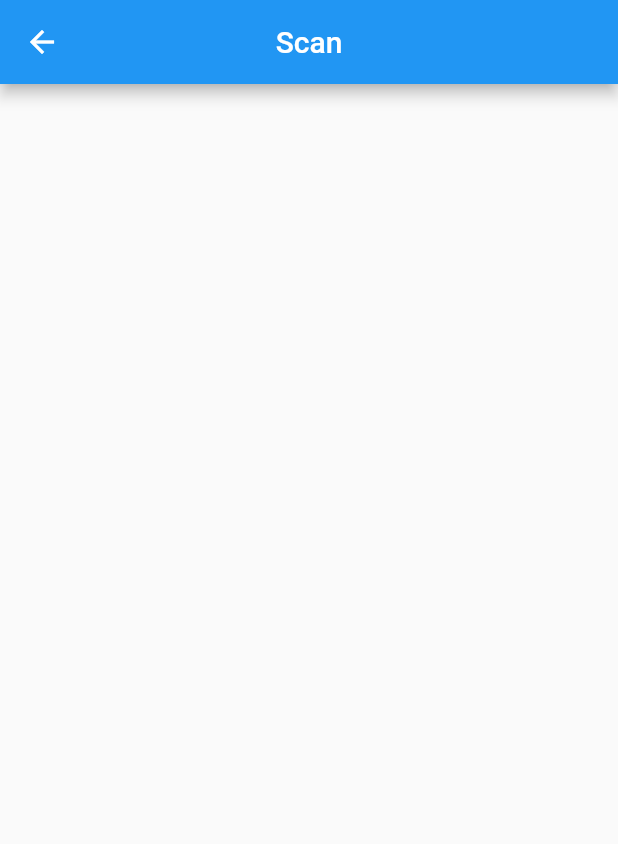
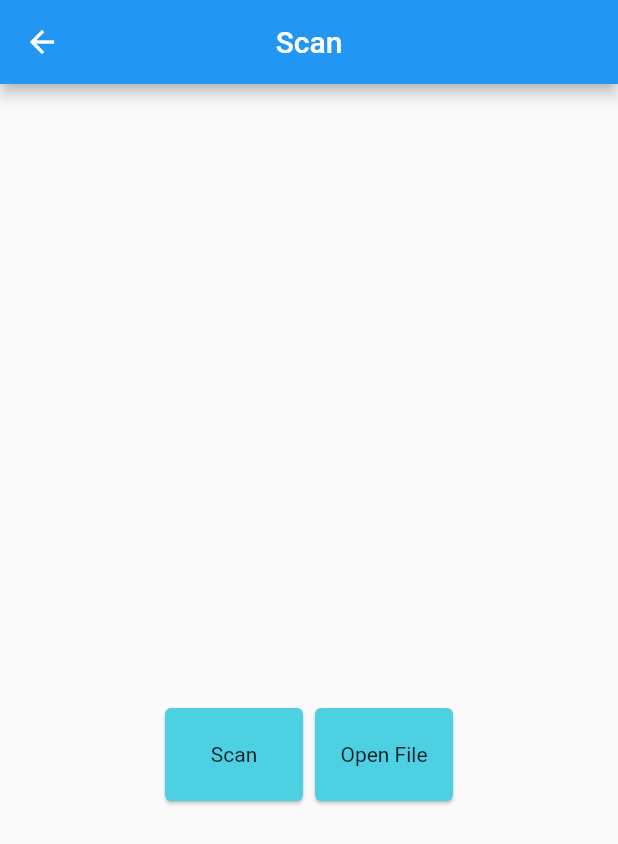
Before and after one commit to DevotionSim/DevotionSimApp, a Flutter app: the Scan screen opened directly, on a phone screen of 412 x 824 dp. Shown: the top 844 px of the screen. Run offline on Flutter 3.47's test engine with Material 2 defaults, Android fonts, the phone set to English and light mode, and no system bars; our stand-ins replace image_gallery_saver, image_picker, permission_handler, qr_flutter; missing offline and left inert: dart:html, qrscan; network calls fail.

Commit message:
Version 1.6
Changelog:
- Method _scan working fine on Scan class.
- Permissions request fixed, now app ask twice for permission, and if denied, open app settings.
- Now Generate class for Android saves QR images in ''.png' on the device app folder.

```diff
--- a/flutter_app_devotion_sim/lib/generate_for_web.dart
+++ b/flutter_app_devotion_sim/lib/generate_for_web.dart
@@ -400,7 +400,6 @@ class _GenerateState extends State<Generate> {
   // Método asíncrono para guardar Uint8List como fichero .png en modo Web
   Future<void> _downloadFile(Uint8List image) async {
     // Prepare
-    print(qrDate);
     final bytes = image;
     final blob = html.Blob([bytes]);
     final url = html.Url.createObjectUrlFromBlob(blob);
--- a/flutter_app_devotion_sim/lib/scan.dart
+++ b/flutter_app_devotion_sim/lib/scan.dart
@@ -3,6 +3,7 @@ import 'dart:typed_data';
 import 'package:flutter/material.dart';
 import 'package:qrscan/qrscan.dart' as scanner;
 import 'package:image_picker/image_picker.dart';
+import 'package:qr_flutter/qr_flutter.dart';
 import 'package:permission_handler/permission_handler.dart';
 import 'package:image_gallery_saver/image_gallery_saver.dart';
 
@@ -12,35 +13,164 @@ class Scan extends StatefulWidget {
 }
 
 class _ScanState extends State<Scan> {
-  Uint8List bytes = Uint8List(0);
+  Uint8List bytes;
+  var screenSize;
+  var width;
+  var height;
+
+  String qrData;
+
+  @override
+  void initState() {
+    super.initState();
+    //_requestPermission();
+    qrData = "";
+  }
 
   @override
   Widget build(BuildContext context) {
+    // Variables para controlar el tamaño de la pantalla
+    screenSize = MediaQuery.of(context).size;
+    width = screenSize.width;
+    height = screenSize.height;
+
     return Scaffold(
       appBar: AppBar(
         title: Text("Scan"),
         centerTitle: true,
       ),
-      body: Container(
-
+      body: Stack(
+          alignment: Alignment.center,
+          children: [
+            Positioned(
+              top: 60,
+              child: Container(
+                alignment: Alignment.center,
+                child: _buildQRStructure(),
+              ),
+            ),
+            Positioned(
+              top: height / 2,
+              child: Container(
+                width: 200,
+                height: 70,
+                child: Row(
+                  children: [
+                    Expanded(
+                      flex: 1,
+                      child: SizedBox(
+                        child: InkWell(
+                          onTap: _scan,
+                          child: Card(
+                            color: Colors.cyan[300],
+                            child: Container(
+                                alignment: Alignment.center,
+                                child: Text("Scan")),
+                          ),
+                        ),
+                      ),
+                    ),
+                    Expanded(
+                      flex: 1,
+                      child: SizedBox(
+                        child: InkWell(
+                          onTap: _scanFile,
+                          child: Card(
+                            color: Colors.cyan[300],
+                            child: Container(
+                              alignment: Alignment.center,
+                              child: Text("Open File"),
+                            ),
+                          ),
+                        ),
+                      ),
+                    ),
+                  ],
+                ),
+              ),
+            ),
+          ]
       ),
     );
   }
 
+  Future<bool> _requestPermission() async {
+    Map<Permission, PermissionStatus> statuses = await [
+      Permission.storage,
+    ].request();
+    return statuses[Permission.storage].isGranted;
+  }
+
   Future _scan() async {
-    await Permission.camera.request();
-    String barcode = await scanner.scan();
-    if (barcode == null) {
-      print('nothing return.');
-    } else {
-
+    var status = await Permission.camera.request();
+    if (status.isGranted) {
+      String codeQR = await scanner.scan();
+      if (codeQR == null) {
+        print('nothing return.');
+      } else {
+        setState(() {
+          qrData = codeQR;
+        });
+      }
+    }
+    else if (status.isDenied) {
+      return;
+    }
+    else {
+      showDialog(
+          context: context,
+          builder: (BuildContext context) => AlertDialog(
+            title: Text('Camera Permission'),
+            content: Text(
+                'This app needs camera access to take pictures for upload QR codes to your profile.'),
+            actions: <Widget>[
+              TextButton(
+                child: Text('Deny'),
+                onPressed: () => Navigator.of(context).pop(),
+              ),
+              TextButton(
+                child: Text('Settings'),
+                onPressed: () => openAppSettings(),
+              ),
+            ],
+          ));
     }
   }
 
-  Future _scanPhoto() async {
-    await Permission.storage.request();
-    String barcode = await scanner.scanPhoto();
-
+  Future _scanFile() async {
+    var status = await Permission.storage.request();
+    if (status.isGranted) {
+      String codeQR = await scanner.scanPhoto();
+      if (codeQR == null) {
+        print('nothing return.');
+      } else {
+        setState(() {
+          qrData = codeQR;
+        });
+      }
+    }
+    else if (status.isDenied) {
+      return;
+    }
+    else {
+      showDialog(
+          context: context,
+          builder: (BuildContext context) => AlertDialog(
+            title: Text('Storage Permission'),
+            content: Text(
+                'This app needs storage access to take pictures for upload QR codes to your profile.'),
+            actions: <Widget>[
+              TextButton(
+                child: Text('Deny'),
+                onPressed: () => Navigator.of(context).pop(),
+              ),
+              TextButton(
+                child: Text('Settings'),
+                onPressed: () => openAppSettings(),
+              ),
+            ],
+          ));
+    }
   }
 
   Future _scanPath(String path) async {
@@ -71,16 +201,7 @@ class _ScanState extends State<Scan> {
         onTap: () async {
           final success =
           await ImageGallerySaver.saveImage(this.bytes);
-          SnackBar snackBar;
-          if (success) {
-            snackBar = new SnackBar(
-                content:
-                new Text('Successful Preservation!'));
-            Scaffold.of(context).showSnackBar(snackBar);
-          } else {
-            snackBar = new SnackBar(
-                content: new Text('Save failed!'));
-          }
+
         },
         child: Text(
           'save',
@@ -91,4 +212,22 @@ class _ScanState extends State<Scan> {
       ),
     );
   }
+
+  Widget _buildQRStructure() {
+    if(qrData == "") {
+      return null;
+    } else {
+      return QrImage(
+        data: qrData,
+        version: QrVersions.auto,
+        size: width * 0.8,
+        gapless: false,
+        semanticsLabel: "DevotionSim QR",
+        embeddedImage: new AssetImage('assets/devlogo.png'),
+        embeddedImageStyle: QrEmbeddedImageStyle(
+          size: Size(200, 200),
+        ),
+      );
+    }
+  }
 }
--- a/flutter_app_devotion_sim/pubspec.yaml
+++ b/flutter_app_devotion_sim/pubspec.yaml
@@ -35,6 +35,7 @@ dependencies:
   permission_handler: ^7.1.0
   image_picker: ^0.7.5
   image_gallery_saver: ^1.6.9
+  fluttertoast: ^8.0.6
 
 dev_dependencies:
   flutter_test:
```
Also changed, not shown: flutter_app_devotion_sim/lib/generate_for_android.dart (+8 -3 lines), flutter_app_devotion_sim/pubspec.lock.
